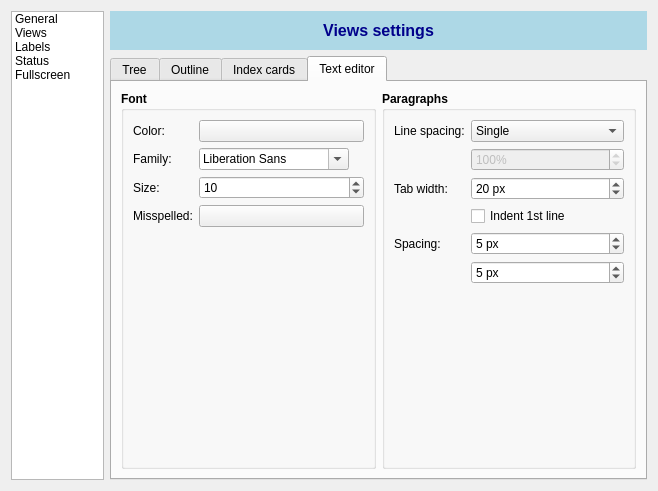
olivierkes/manuskript, file src/ui/settings.ui: the form before one commit.
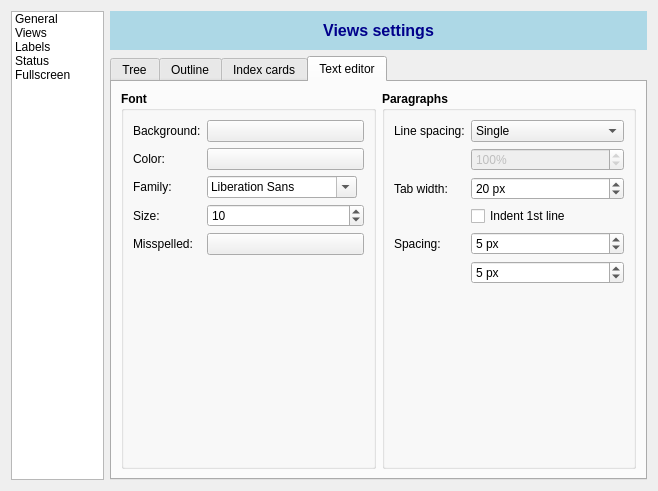
The form after the commit. Icons and pictures are not drawn.

```diff
--- a/src/ui/settings.ui
+++ b/src/ui/settings.ui
@@ -1502,7 +1502,7 @@
               <string>Font</string>
              </property>
              <layout class="QFormLayout" name="formLayout_8">
-              <item row="0" column="0">
+              <item row="1" column="0">
                <widget class="QLabel" name="label_37">
                 <property name="font">
                  <font>
@@ -1515,7 +1515,7 @@
                 </property>
                </widget>
               </item>
-              <item row="0" column="1">
+              <item row="1" column="1">
                <widget class="QPushButton" name="btnEditorFontColor">
                 <property name="sizePolicy">
                  <sizepolicy hsizetype="Preferred" vsizetype="Fixed">
@@ -1534,7 +1534,7 @@
                 </property>
                </widget>
               </item>
-              <item row="1" column="0">
+              <item row="2" column="0">
                <widget class="QLabel" name="label_39">
                 <property name="font">
                  <font>
@@ -1547,7 +1547,7 @@
                 </property>
                </widget>
               </item>
-              <item row="1" column="1">
+              <item row="2" column="1">
                <widget class="QFontComboBox" name="cmbEditorFontFamily">
                 <property name="sizePolicy">
                  <sizepolicy hsizetype="Preferred" vsizetype="Fixed">
@@ -1569,7 +1569,7 @@
                 </property>
                </widget>
               </item>
-              <item row="2" column="0">
+              <item row="3" column="0">
                <widget class="QLabel" name="label_38">
                 <property name="font">
                  <font>
@@ -1582,7 +1582,7 @@
                 </property>
                </widget>
               </item>
-              <item row="3" column="0">
+              <item row="4" column="0">
                <widget class="QLabel" name="label_36">
                 <property name="font">
                  <font>
@@ -1595,7 +1595,7 @@
                 </property>
                </widget>
               </item>
-              <item row="3" column="1">
+              <item row="4" column="1">
                <widget class="QPushButton" name="btnEditorMisspelledColor">
                 <property name="sizePolicy">
                  <sizepolicy hsizetype="Preferred" vsizetype="Fixed">
@@ -1614,7 +1614,7 @@
                 </property>
                </widget>
               </item>
-              <item row="2" column="1">
+              <item row="3" column="1">
                <widget class="QSpinBox" name="spnEditorFontSize">
                 <property name="font">
                  <font>
@@ -1633,6 +1633,38 @@
                 </property>
                </widget>
               </item>
+              <item row="0" column="0">
+               <widget class="QLabel" name="label_43">
+                <property name="font">
+                 <font>
+                  <weight>50</weight>
+                  <bold>false</bold>
+                 </font>
+                </property>
+                <property name="text">
+                 <string>Background:</string>
+                </property>
+               </widget>
+              </item>
+              <item row="0" column="1">
+               <widget class="QPushButton" name="btnEditorBackgroundColor">
+                <property name="sizePolicy">
+                 <sizepolicy hsizetype="Preferred" vsizetype="Fixed">
+                  <horstretch>0</horstretch>
+                  <verstretch>0</verstretch>
+                 </sizepolicy>
+                </property>
+                <property name="font">
+                 <font>
+                  <weight>50</weight>
+                  <bold>false</bold>
+                 </font>
+                </property>
+                <property name="text">
+                 <string/>
+                </property>
+               </widget>
+              </item>
              </layout>
             </widget>
            </item>
```
